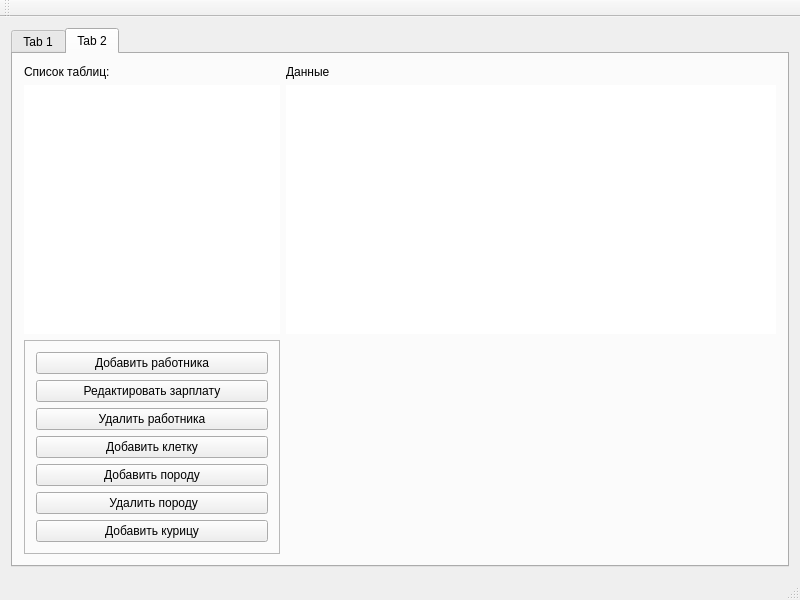
This is gui/mainwindow.ui in Xtail96/QSQLite-database as Qt 5 draws it before an edit. The edited form follows.
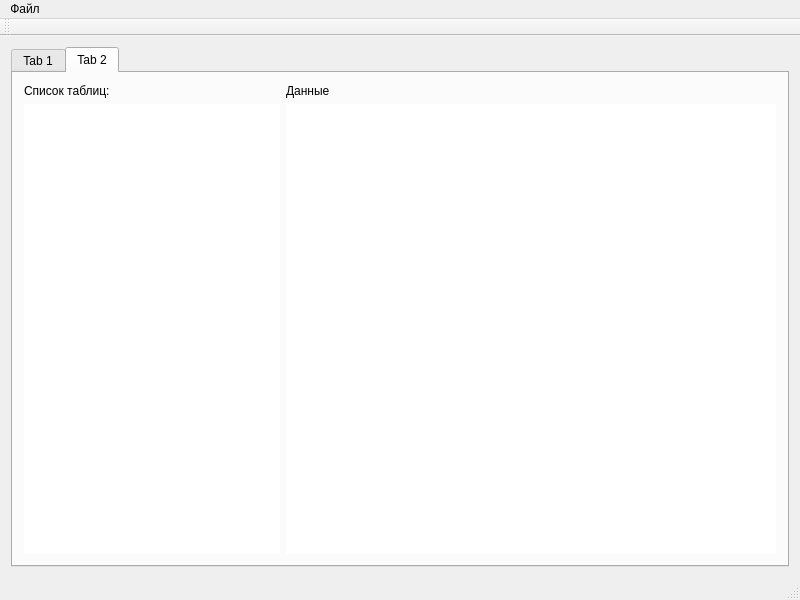
This is the edited form.

Patch:
```diff
--- a/gui/mainwindow.ui
+++ b/gui/mainwindow.ui
@@ -142,67 +142,6 @@
           </property>
          </widget>
         </item>
-        <item row="2" column="0">
-         <widget class="QFrame" name="frame">
-          <property name="frameShape">
-           <enum>QFrame::StyledPanel</enum>
-          </property>
-          <property name="frameShadow">
-           <enum>QFrame::Raised</enum>
-          </property>
-          <layout class="QGridLayout" name="gridLayout_4">
-           <item row="6" column="0">
-            <widget class="QPushButton" name="addHenPushButton">
-             <property name="text">
-              <string>Добавить курицу</string>
-             </property>
-            </widget>
-           </item>
-           <item row="3" column="0">
-            <widget class="QPushButton" name="addCagePushButton">
-             <property name="text">
-              <string>Добавить клетку</string>
-             </property>
-            </widget>
-           </item>
-           <item row="4" column="0">
-            <widget class="QPushButton" name="addBreedPushButton">
-             <property name="text">
-              <string>Добавить породу</string>
-             </property>
-            </widget>
-           </item>
-           <item row="0" column="0">
-            <widget class="QPushButton" name="addWorkerPushButton">
-             <property name="text">
-              <string>Добавить работника</string>
-             </property>
-            </widget>
-           </item>
-           <item row="2" column="0">
-            <widget class="QPushButton" name="deleteWorkerPushButton">
-             <property name="text">
-              <string>Удалить работника</string>
-             </property>
-            </widget>
-           </item>
-           <item row="1" column="0">
-            <widget class="QPushButton" name="updateWorkerPushButton">
-             <property name="text">
-              <string>Редактировать зарплату</string>
-             </property>
-            </widget>
-           </item>
-           <item row="5" column="0">
-            <widget class="QPushButton" name="deleteBreedPushButton">
-             <property name="text">
-              <string> Удалить породу</string>
-             </property>
-            </widget>
-           </item>
-          </layout>
-         </widget>
-        </item>
        </layout>
       </widget>
      </widget>
@@ -218,6 +157,25 @@
      <height>22</height>
     </rect>
    </property>
+   <widget class="QMenu" name="menu">
+    <property name="title">
+     <string>Файл</string>
+    </property>
+    <addaction name="addWorkerAction"/>
+    <addaction name="deleteWorkerAction"/>
+    <addaction name="separator"/>
+    <addaction name="addCageAction"/>
+    <addaction name="deleteCageAction"/>
+    <addaction name="separator"/>
+    <addaction name="addBreedAction"/>
+    <addaction name="deleteBreedAction"/>
+    <addaction name="separator"/>
+    <addaction name="addHenAction"/>
+    <addaction name="deleteHenAction"/>
+    <addaction name="separator"/>
+    <addaction name="exitAction"/>
+   </widget>
+   <addaction name="menu"/>
   </widget>
   <widget class="QToolBar" name="mainToolBar">
    <attribute name="toolBarArea">
```
Left out of the diff: 45 changed lines with no effect on the pictures.
